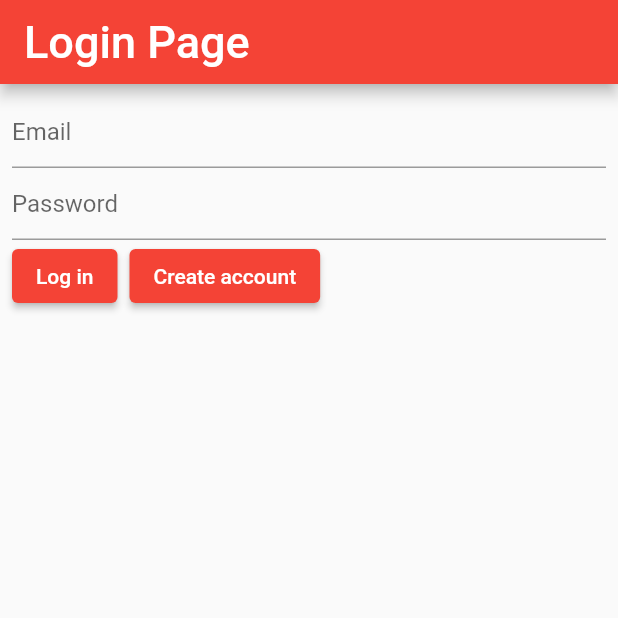
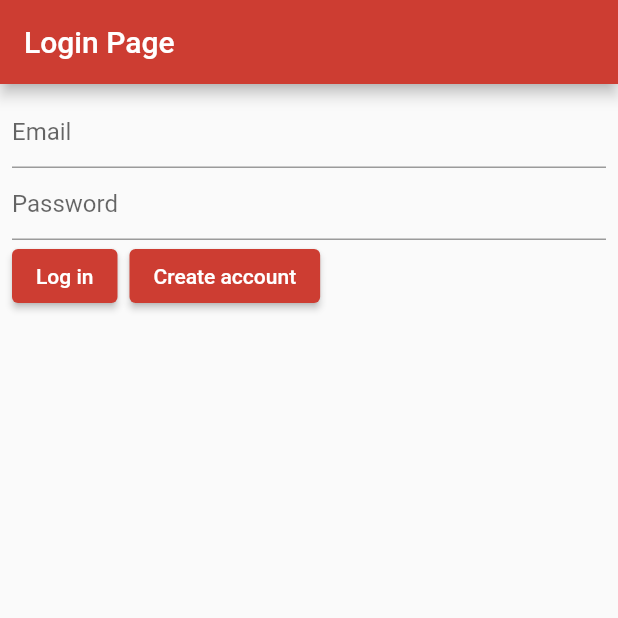
Before and after one commit to KnutSander/DoorSine, a Flutter app: the screen it shows after launch, on a phone screen of 412 x 824 dp, the top half of it. Run offline on Flutter 3.47's test engine with Material 2 defaults, Android fonts, the phone set to English and light mode, and no system bars; our stand-ins replace cloud_firestore, firebase_auth, firebase_core; accounts and stored records are empty.

Commit message:
improved app look

```diff
--- a/lib/main.dart
+++ b/lib/main.dart
@@ -1,9 +1,11 @@
 /// Created by Knut Sander Lien Blakkestad
 /// Essex Capstone Project 2021/2022
-/// Last updated: 17/11/2021
+/// Last updated: 02/12/2021
 
 import 'package:capstone_project/firebase_connector.dart';
 import 'package:capstone_project/pages/login_page.dart';
+import 'package:capstone_project/pages/testing_page.dart';
+import 'package:capstone_project/widgets/app_theme.dart';
 import 'package:firebase_core/firebase_core.dart';
 import 'package:flutter/material.dart';
 import 'package:provider/provider.dart';
@@ -16,8 +18,6 @@ void main() {
   ));
 }
 
-// TODO: Create ThemeData variable
-
 // Working app name is DoorSine/Door~
 class DoorSine extends StatelessWidget {
   DoorSine({Key? key}) : super(key: key);
@@ -26,10 +26,11 @@ class DoorSine extends StatelessWidget {
 
   @override
   Widget build(BuildContext context) {
+    //return const TestingPage();
+
     return FutureBuilder(
       future: _init,
       builder: (context, snapshot) {
-
         Widget loadPage() {
           if (snapshot.hasError) {
             return const Scaffold(
@@ -52,19 +53,7 @@ class DoorSine extends StatelessWidget {
 
         return MaterialApp(
           title: 'Capstone Project',
-          theme: ThemeData(
-            primarySwatch: Colors.red,
-            textTheme: const TextTheme(
-              bodyText2: TextStyle(
-                // Staff Info text
-                fontSize: 25.0,
-              ),
-              headline6: TextStyle(
-                // Staff Info header
-                fontSize: 30.0,
-              ),
-            ),
-          ),
+          theme: AppTheme.appTheme,
           home: loadPage(),
         );
       },
--- a/lib/pages/phone_pages/phone_settings_page.dart
+++ b/lib/pages/phone_pages/phone_settings_page.dart
@@ -1,6 +1,6 @@
 /// Created by Knut Sander Lien Blakkestad
 /// Essex Capstone Project 2021/2022
-/// Last updated: 17/11/2021
+/// Last updated: 02/11/2021
 
 import 'package:capstone_project/firebase_connector.dart';
 import 'package:capstone_project/models/lecturer.dart';
@@ -106,6 +106,7 @@ class _PhoneSettingsPageState extends State<PhoneSettingsPage> {
               minLines: 3,
               maxLines: 6,
               // TODO: Implement picture link validator somehow
+              // TODO: Implement picture uploading
               validator: (String? value) {
                 if (value == null || value.isEmpty) {
                   return 'Please enter your office hours';
@@ -131,6 +132,6 @@ class _PhoneSettingsPageState extends State<PhoneSettingsPage> {
     widget.lecturer.pictureLink = _pictureLink.text;
     FirebaseConnector.uploadData(widget.lecturer);
     setState(() {});
-    // TODO: Tell user it was successful and reload data from firebase
+    // TODO: Tell user it was successful
   }
 }
--- /dev/null
+++ b/lib/widgets/app_theme.dart
@@ -0,0 +1,27 @@
+/// Created by Knut Sander Lien Blakkestad
+/// Essex Capstone Project 2021/2022
+/// Last updated: 02/12/2021
+
+import 'package:flutter/cupertino.dart';
+import 'package:flutter/material.dart';
+
+class AppTheme {
+
+  static final MaterialColor _mainColour = MaterialColor(0xFFcd3d32, _mainColourSwatch);
+  static final Map<int, Color> _mainColourSwatch = {
+    50: const Color.fromRGBO(205, 61, 50, .1),
+    100: const Color.fromRGBO(205, 61, 50, .2),
+    200: const Color.fromRGBO(205, 61, 50, .3),
+    300: const Color.fromRGBO(205, 61, 50, .4),
+    400: const Color.fromRGBO(205, 61, 50, .5),
+    500: const Color.fromRGBO(205, 61, 50, .6),
+    600: const Color.fromRGBO(205, 61, 50, .7),
+    700: const Color.fromRGBO(205, 61, 50, .8),
+    800: const Color.fromRGBO(205, 61, 50, .9),
+    900: const Color.fromRGBO(205, 61, 50, 1),
+  };
+
+  static final ThemeData appTheme = ThemeData(
+    primarySwatch: _mainColour,
+  );
+}
```
Also changed, not shown: lib/main_copy.dart (+6 -17 lines), lib/pages/login_page.dart (+25 -13 lines), lib/pages/message_page.dart (+11 -11 lines), lib/pages/phone_pages/phone_home_page.dart (+11 -7 lines), lib/pages/testing_page.dart (+31 -21 lines).
